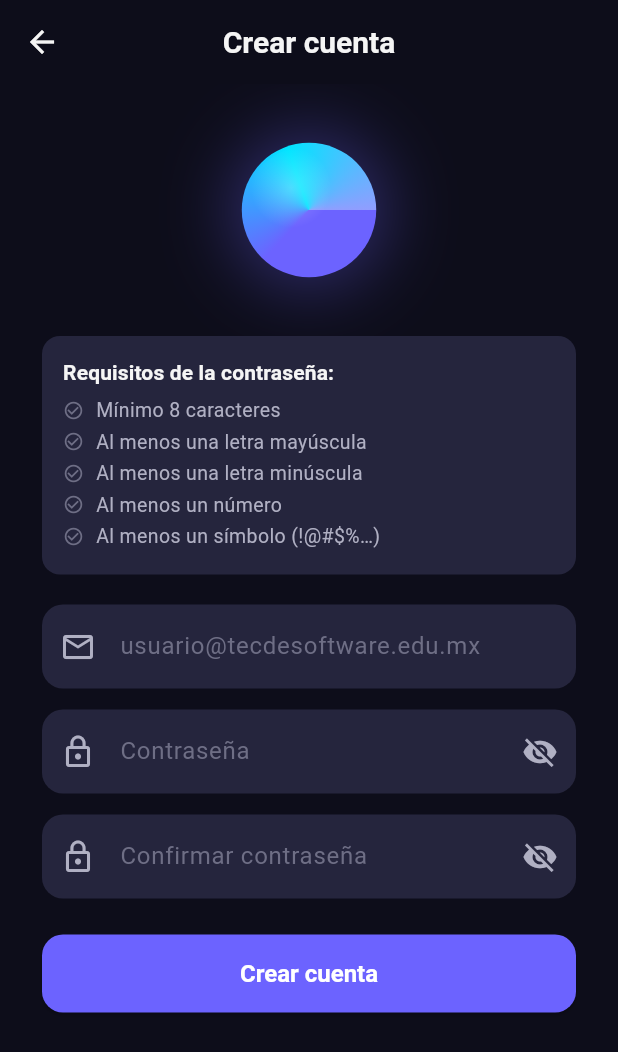
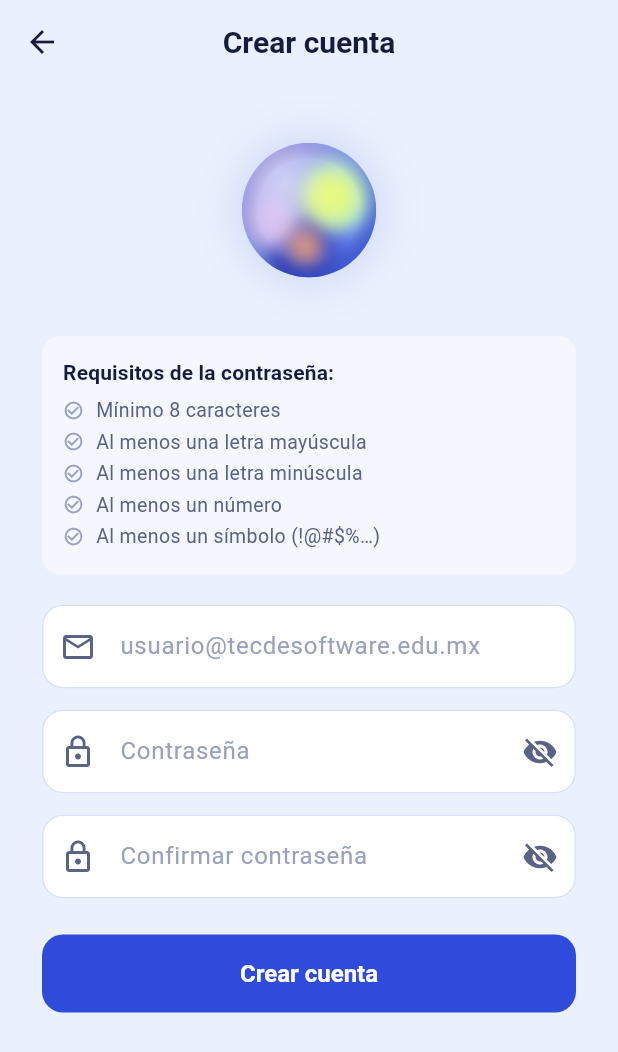
Before and after one commit to Josspoot/entrevistia-app, a Flutter app: the screen it shows after launch, after a tap on "Iniciar sesión", after a tap on "Regístrate", on a phone screen of 412 x 824 dp. Shown: the top 1052 px of the screen. Run offline on Flutter 3.47's test engine with Material 3 defaults, Android fonts, the phone set to English and light mode, and no system bars; our stand-ins replace firebase_auth, firebase_core; accounts and stored records are empty; generated files the repository leaves out were written again.

Commit message:
style: apply iridescent palette and light theme

```diff
--- a/lib/core/app_colors.dart
+++ b/lib/core/app_colors.dart
@@ -1,40 +1,45 @@
 import 'package:flutter/material.dart';
 
-/// Paleta de EntrevistIA
+/// Paleta de EntrevistIA — inspirada en un orbe iridiscente.
 /// ─────────────────────
-/// Primario  → Índigo eléctrico  #6C63FF
-/// Secundario → Cyan              #00E5FF
-/// Terciario → Ámbar              #FFB74D
+/// Primario   → Azul cobalto  #2F4BDB
+/// Secundario → Lima          #E8F982
+/// Terciario  → Durazno       #F5A06E
+/// Acentos del orbe → lila, menta, cielo y periwinkle
 class AppColors {
   AppColors._();
 
   // ── Primario ──────────────────────────────────────────
-  static const Color primary = Color(0xFF6C63FF);
-  static const Color primaryLight = Color(0xFF9D97FF);
-  static const Color primaryDark = Color(0xFF4A42DB);
+  static const Color primary = Color(0xFF2F4BDB);
+  static const Color primaryLight = Color(0xFF8EA2F2);
+  static const Color primaryDark = Color(0xFF1B2FA8);
 
   // ── Secundario ────────────────────────────────────────
-  static const Color secondary = Color(0xFF00E5FF);
-  static const Color secondaryLight = Color(0xFF6EFFFF);
-  static const Color secondaryDark = Color(0xFF00B2CC);
+  static const Color secondary = Color(0xFFE8F982);
+  static const Color secondaryLight = Color(0xFFF4FCC2);
+  static const Color secondaryDark = Color(0xFFC9DB4F);
 
   // ── Terciario ─────────────────────────────────────────
-  static const Color tertiary = Color(0xFFFFB74D);
-  static const Color tertiaryLight = Color(0xFFFFE97D);
-  static const Color tertiaryDark = Color(0xFFC88719);
+  static const Color tertiary = Color(0xFFF5A06E);
+
+  // ── Acentos del orbe ──────────────────────────────────
+  static const Color lilac = Color(0xFFD9C4F2);
+  static const Color mint = Color(0xFFA8F0DC);
+  static const Color sky = Color(0xFF9FD8F5);
 
   // ── Fondos ────────────────────────────────────────────
-  static const Color background = Color(0xFF0D0D1A);
-  static const Color surface = Color(0xFF1A1A2E);
-  static const Color surfaceLight = Color(0xFF25253D);
+  static const Color background = Color(0xFFEAF0FC);
+  static const Color surface = Color(0xFFFFFFFF);
+  static const Color surfaceLight = Color(0xFFF4F7FE);
+  static const Color border = Color(0xFFD9E1F7);
 
   // ── Texto ─────────────────────────────────────────────
-  static const Color textPrimary = Color(0xFFF5F5F5);
-  static const Color textSecondary = Color(0xFFB0B0C3);
-  static const Color textHint = Color(0xFF6E6E85);
+  static const Color textPrimary = Color(0xFF141B3D);
+  static const Color textSecondary = Color(0xFF5A6285);
+  static const Color textHint = Color(0xFF9AA1BF);
 
   // ── Estados ───────────────────────────────────────────
-  static const Color error = Color(0xFFFF5252);
-  static const Color success = Color(0xFF69F0AE);
+  static const Color error = Color(0xFFE5484D);
+  static const Color success = Color(0xFF2BB673);
   static const Color warning = tertiary;
 }
--- a/lib/core/app_theme.dart
+++ b/lib/core/app_theme.dart
@@ -4,17 +4,17 @@ import 'app_colors.dart';
 class AppTheme {
   AppTheme._();
 
-  static ThemeData get dark {
+  static ThemeData get light {
     return ThemeData(
-      brightness: Brightness.dark,
+      brightness: Brightness.light,
       scaffoldBackgroundColor: AppColors.background,
       primaryColor: AppColors.primary,
 
-      colorScheme: const ColorScheme.dark(
+      colorScheme: const ColorScheme.light(
         primary: AppColors.primary,
         onPrimary: Colors.white,
         secondary: AppColors.secondary,
-        onSecondary: Colors.black,
+        onSecondary: AppColors.textPrimary,
         tertiary: AppColors.tertiary,
         surface: AppColors.surface,
         onSurface: AppColors.textPrimary,
@@ -27,6 +27,7 @@ class AppTheme {
         backgroundColor: AppColors.background,
         foregroundColor: AppColors.textPrimary,
         elevation: 0,
+        scrolledUnderElevation: 0,
         centerTitle: true,
         titleTextStyle: TextStyle(
           color: AppColors.textPrimary,
@@ -38,13 +39,17 @@ class AppTheme {
       // ── Inputs ───────────────────────────────────────
       inputDecorationTheme: InputDecorationTheme(
         filled: true,
-        fillColor: AppColors.surfaceLight,
+        fillColor: AppColors.surface,
         hintStyle: const TextStyle(color: AppColors.textHint),
         prefixIconColor: AppColors.textSecondary,
         suffixIconColor: AppColors.textSecondary,
         border: OutlineInputBorder(
           borderRadius: BorderRadius.circular(14),
-          borderSide: BorderSide.none,
+          borderSide: const BorderSide(color: AppColors.border),
+        ),
+        enabledBorder: OutlineInputBorder(
+          borderRadius: BorderRadius.circular(14),
+          borderSide: const BorderSide(color: AppColors.border),
         ),
         focusedBorder: OutlineInputBorder(
           borderRadius: BorderRadius.circular(14),
@@ -69,6 +74,9 @@ class AppTheme {
         style: ElevatedButton.styleFrom(
           backgroundColor: AppColors.primary,
           foregroundColor: Colors.white,
+          disabledBackgroundColor: AppColors.primary.withValues(alpha: 0.6),
+          disabledForegroundColor: Colors.white,
+          elevation: 0,
           minimumSize: const Size(double.infinity, 52),
           shape: RoundedRectangleBorder(
             borderRadius: BorderRadius.circular(14),
@@ -82,15 +90,20 @@ class AppTheme {
 
       textButtonTheme: TextButtonThemeData(
         style: TextButton.styleFrom(
-          foregroundColor: AppColors.secondary,
+          foregroundColor: AppColors.primary,
           textStyle: const TextStyle(fontWeight: FontWeight.w600),
         ),
       ),
 
+      // ── Diálogos ─────────────────────────────────────
+      dialogTheme: const DialogThemeData(
+        backgroundColor: AppColors.surface,
+      ),
+
       // ── Snack Bar ────────────────────────────────────
       snackBarTheme: SnackBarThemeData(
-        backgroundColor: AppColors.surface,
-        contentTextStyle: const TextStyle(color: AppColors.textPrimary),
+        backgroundColor: AppColors.textPrimary,
+        contentTextStyle: const TextStyle(color: Colors.white),
         shape: RoundedRectangleBorder(
           borderRadius: BorderRadius.circular(12),
         ),
--- a/lib/main.dart
+++ b/lib/main.dart
@@ -23,7 +23,7 @@ class EntrevistIAApp extends StatelessWidget {
     return MaterialApp(
       title: 'EntrevistIA',
       debugShowCheckedModeBanner: false,
-      theme: AppTheme.dark,
+      theme: AppTheme.light,
       initialRoute: '/login',
       routes: {
         '/login': (_) => const LoginScreen(),
--- a/lib/shared/orb/orb_widget.dart
+++ b/lib/shared/orb/orb_widget.dart
@@ -35,7 +35,7 @@ class OrbWidgetState extends State<OrbWidget>
 
   // ── Estado visual ────────────────────────────────────
   _OrbState _state = _OrbState.idle;
-  Color _glowColor = AppColors.primary;
+  Color _glowColor = AppColors.primaryLight;
 
   @override
   void initState() {
@@ -50,7 +50,7 @@ class OrbWidgetState extends State<OrbWidget>
     // Rotación del gradiente
     _rotateCtrl = AnimationController(
       vsync: this,
-      duration: const Duration(milliseconds: 3000),
+      duration: const Duration(milliseconds: 9000),
     )..repeat();
 
     // Flash de resultado (success / fail)
@@ -71,13 +71,12 @@ class OrbWidgetState extends State<OrbWidget>
   void setLoading(bool loading) {
     setState(() {
       _state = loading ? _OrbState.loading : _OrbState.idle;
-      _glowColor = AppColors.primary;
+      _glowColor = AppColors.primaryLight;
     });
-    if (loading) {
-      _rotateCtrl.duration = const Duration(milliseconds: 1200);
-    } else {
-      _rotateCtrl.duration = const Duration(milliseconds: 3000);
-    }
+    // Las manchas se mueven más rápido mientras carga.
+    // repeat() reinicia el ciclo para aplicar la nueva duración.
+    _rotateCtrl.duration = Duration(milliseconds: loading ? 2500 : 9000);
+    _rotateCtrl.repeat();
   }
 
   Future<void> triggerSuccess() async {
@@ -90,7 +89,7 @@ class OrbWidgetState extends State<OrbWidget>
     if (!mounted) return;
     setState(() {
       _state = _OrbState.idle;
-      _glowColor = AppColors.primary;
+      _glowColor = AppColors.primaryLight;
     });
   }
 
@@ -105,7 +104,7 @@ class OrbWidgetState extends State<OrbWidget>
     if (!mounted) return;
     setState(() {
       _state = _OrbState.idle;
-      _glowColor = AppColors.primary;
+      _glowColor = AppColors.primaryLight;
     });
   }
 
@@ -150,6 +149,10 @@ class OrbWidgetState extends State<OrbWidget>
                   rotation: _rotateCtrl.value * 2 * pi,
                   glowColor: _glowColor,
                   glowOpacity: glowOpacity,
+                  tint: _state == _OrbState.success || _state == _OrbState.fail
+                      ? _glowColor
+                      : null,
+                  tintStrength: 0.45 * sin(_resultCtrl.value * pi),
                   isLoading: _state == _OrbState.loading,
                 ),
               ),
@@ -174,71 +177,136 @@ class OrbWidgetState extends State<OrbWidget>
 enum _OrbState { idle, loading, success, fail }
 
 // ── Painter ──────────────────────────────────────────────
+/// Una mancha de color que orbita dentro de la esfera.
+class _Blob {
+  final Color color;
+  final double orbit; // distancia al centro (fracción del radio)
+  final double size; // tamaño de la mancha (fracción del radio)
+  final int speed; // vueltas por ciclo; entero para que el loop no salte
+  final double phase; // ángulo inicial
+
+  const _Blob(this.color, this.orbit, this.size, this.speed, this.phase);
+}
+
+// Orden = orden de dibujo: primero los azules (fondo), al final los vivos.
+const _blobs = [
+  _Blob(AppColors.primaryDark, 0.70, 0.45, 1, 1.0),
+  _Blob(AppColors.primary, 0.60, 0.45, -1, 2.4),
+  _Blob(AppColors.sky, 0.55, 0.38, 2, 4.0),
+  _Blob(AppColors.lilac, 0.55, 0.40, -1, 3.6),
+  _Blob(AppColors.mint, 0.50, 0.38, 1, 5.3),
+  _Blob(AppColors.secondary, 0.38, 0.42, -1, 0.2),
+  _Blob(AppColors.tertiary, 0.55, 0.26, 1, 0.9),
+];
+
 class _OrbPainter extends CustomPainter {
   final double rotation;
   final Color glowColor;
   final double glowOpacity;
   final bool isLoading;
+  final Color? tint;
+  final double tintStrength;
 
   _OrbPainter({
     required this.rotation,
     required this.glowColor,
     required this.glowOpacity,
     required this.isLoading,
+    this.tint,
+    this.tintStrength = 0,
   });
 
   @override
   void paint(Canvas canvas, Size size) {
     final center = Offset(size.width / 2, size.height / 2);
     final radius = size.width / 2;
+    final orbRadius = radius * 0.75;
+    final orbRect = Rect.fromCircle(center: center, radius: orbRadius);
 
     // ── Glow exterior ────────────────────────────────
     final glowPaint = Paint()
-      ..maskFilter = MaskFilter.blur(BlurStyle.normal, radius * 0.4)
+      ..maskFilter = MaskFilter.blur(BlurStyle.normal, radius * 0.25)
       ..color = glowColor.withValues(alpha: glowOpacity);
-    canvas.drawCircle(center, radius * 0.85, glowPaint);
+    canvas.drawCircle(center, orbRadius * 1.02, glowPaint);
 
-    // ── Gradiente principal ──────────────────────────
-    final gradientPaint = Paint()
-      ..shader = SweepGradient(
-        center: Alignment.center,
-        startAngle: rotation,
-        endAngle: rotation + 2 * pi,
-        colors: [
-          AppColors.primary,
-          AppColors.secondary,
-          AppColors.primaryLight,
-          AppColors.primary,
-        ],
-        stops: const [0.0, 0.33, 0.66, 1.0],
-      ).createShader(
-        Rect.fromCircle(center: center, radius: radius * 0.75),
+    // Todo lo que sigue se recorta a la esfera
+    canvas.save();
+    canvas.clipPath(Path()..addOval(orbRect));
+
+    // ── Base: periwinkle claro arriba, cobalto abajo ─
+    canvas.drawRect(
+      orbRect,
+      Paint()
+        ..shader = const LinearGradient(
+          begin: Alignment.topLeft,
+          end: Alignment.bottomRight,
+          colors: [AppColors.lilac, AppColors.primaryLight, AppColors.primary],
+        ).createShader(orbRect),
     );
-    canvas.drawCircle(center, radius * 0.75, gradientPaint);
 
-    // ── Reflejo interior ─────────────────────────────
-    final innerGlow = Paint()
+    // ── Manchas de color difuminadas ─────────────────
+    for (final b in _blobs) {
+      final angle = rotation * b.speed + b.phase;
+      final pos = center +
+          Offset(cos(angle), sin(angle)) * (b.orbit * orbRadius);
+      canvas.drawCircle(
+        pos,
+        b.size * orbRadius,
+        Paint()
+          ..color = b.color
+          ..maskFilter = MaskFilter.blur(BlurStyle.normal, orbRadius * 0.16),
+      );
+    }
+
+    // ── Tinte de resultado (verde éxito / rojo fallo) ─
+    if (tint != null && tintStrength > 0) {
+      canvas.drawRect(
+        orbRect,
+        Paint()..color = tint!.withValues(alpha: tintStrength),
+      );
+    }
+
+    // ── Brillo superior izquierdo ────────────────────
+    final highlightCenter =
+        Offset(center.dx - orbRadius * 0.35, center.dy - orbRadius * 0.4);
+    canvas.drawCircle(
+      highlightCenter,
+      orbRadius * 0.6,
+      Paint()
         ..shader = RadialGradient(
           colors: [
-          Colors.white.withValues(alpha: 0.25),
+            Colors.white.withValues(alpha: 0.4),
             Colors.white.withValues(alpha: 0.0),
           ],
         ).createShader(
-        Rect.fromCircle(
-          center: Offset(center.dx - radius * 0.2, center.dy - radius * 0.25),
-          radius: radius * 0.45,
+          Rect.fromCircle(center: highlightCenter, radius: orbRadius * 0.6),
         ),
     );
-    canvas.drawCircle(center, radius * 0.72, innerGlow);
+
+    // ── Sombra suave en el borde (da volumen) ────────
+    canvas.drawCircle(
+      center,
+      orbRadius,
+      Paint()
+        ..shader = RadialGradient(
+          colors: [
+            Colors.transparent,
+            AppColors.primaryDark.withValues(alpha: 0.18),
+          ],
+          stops: const [0.75, 1.0],
+        ).createShader(orbRect),
+    );
+
+    canvas.restore();
 
     // ── Anillo de carga ──────────────────────────────
     if (isLoading) {
       final ringPaint = Paint()
-        ..color = AppColors.secondary.withValues(alpha: 0.6)
+        ..color = AppColors.primary.withValues(alpha: 0.7)
         ..style = PaintingStyle.stroke
         ..strokeWidth = 2.5
         ..strokeCap = StrokeCap.round;
-      final ringRect = Rect.fromCircle(center: center, radius: radius * 0.85);
+      final ringRect = Rect.fromCircle(center: center, radius: radius * 0.88);
       canvas.drawArc(ringRect, rotation, pi * 1.2, false, ringPaint);
     }
   }
```
Lines whose indentation alone changed are shown as unchanged.
